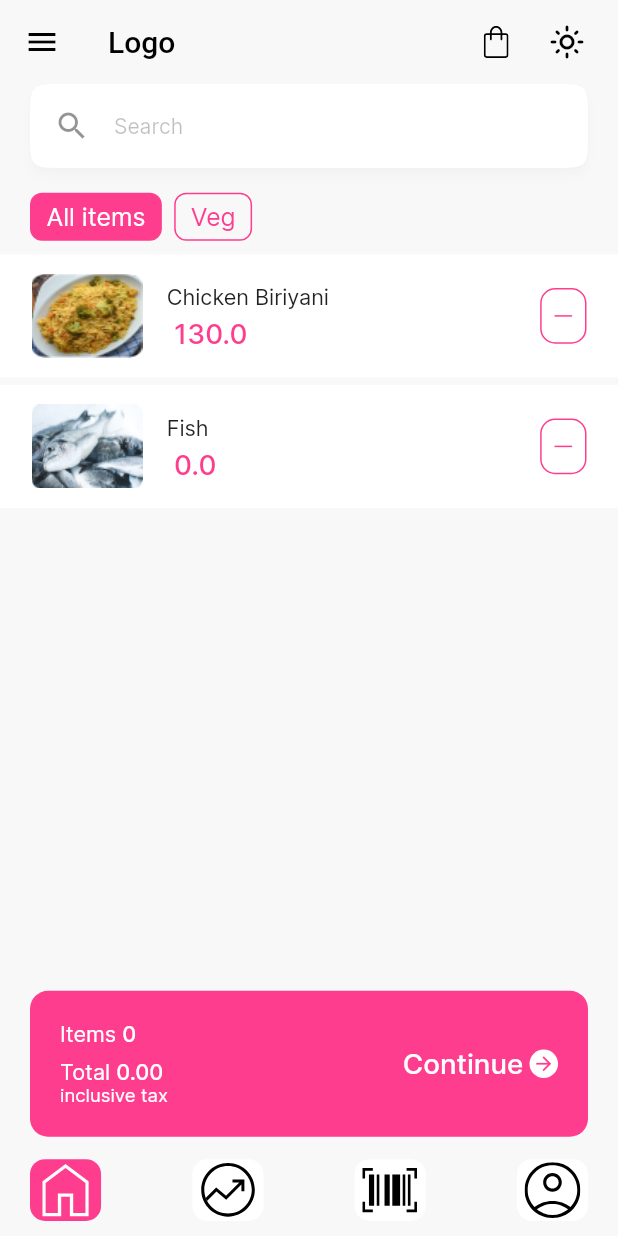
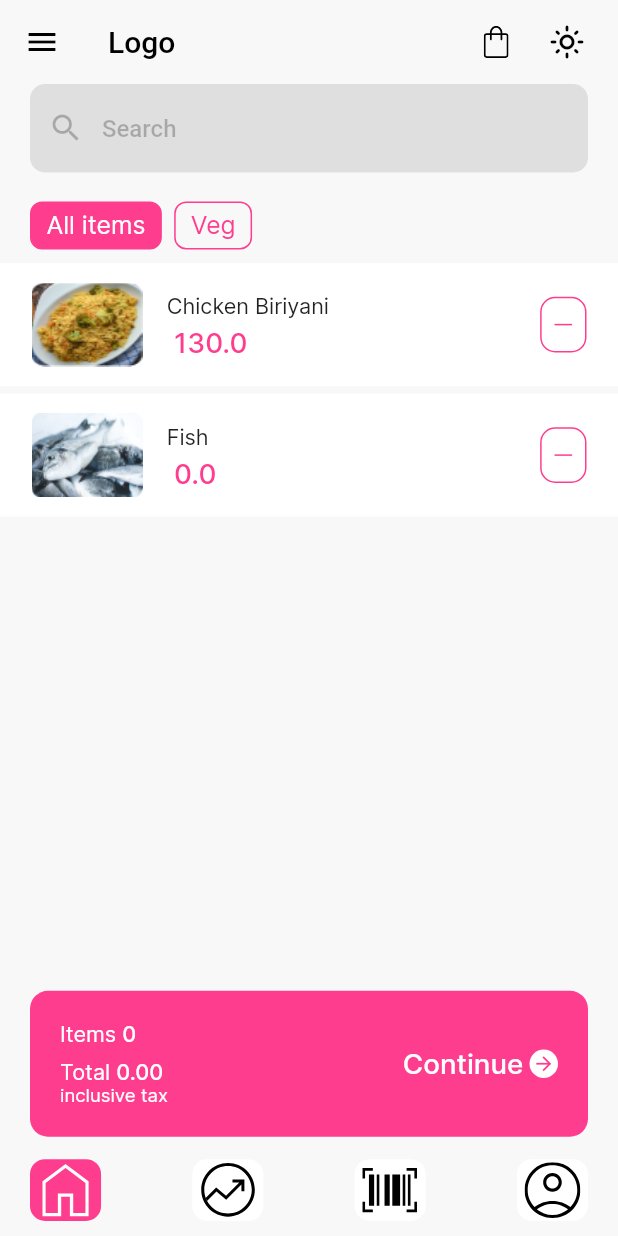
Before and after one commit to PranavScanntek/pocket_pos, a Flutter app: the HomeScreen screen opened directly, on a phone screen of 412 x 824 dp. Run offline on Flutter 3.47's test engine with Material 2 defaults, Android fonts, the light colour scheme and no system bars; our stand-ins replace fl_chart, flutter_svg, image_picker, qr_flutter, shared_preferences, syncfusion_flutter_charts; missing offline and left inert: flutter_barcode_scanner; accounts and stored records are empty.

Commit message:
Initial Commit

```diff
--- a/lib/screens/dash/home/home_screen.dart
+++ b/lib/screens/dash/home/home_screen.dart
@@ -1,5 +1,6 @@
 import 'package:flutter/material.dart';
 import 'package:flutter_svg/svg.dart';
+import 'package:pocket_pos/model/product_model.dart';
 import 'package:pocket_pos/screens/dash/home/order_details_screen.dart';
 import 'package:pocket_pos/screens/dash/home/available_bags.dart';
 import 'package:pocket_pos/utils/images.dart';
@@ -29,10 +30,9 @@ class _HomeScreenState extends State<HomeScreen> {
   bool _hasfocus=true;
   bool _hasfocus2=false;
   List<String> name =[''];
+  List<String> products=[''];
+  TextEditingController amountController = TextEditingController();
 
-  List<String> products=[''];
-
-  TextEditingController amountController = TextEditingController();
 
   @override
   Widget build(BuildContext context) {
@@ -41,6 +41,7 @@ class _HomeScreenState extends State<HomeScreen> {
     var currencyNotifier = Provider.of<CountryNotifier>(context);
     final productProvider = Provider.of<ProductProvider>(context);
     final product = productProvider.products;
+    List<Product> productList=List.from(product);
     int totalProductCount = product.fold(
         0, (previousValue, product) => previousValue + product.count);
     return Scaffold(
@@ -88,43 +89,23 @@ class _HomeScreenState extends State<HomeScreen> {
             child: Column(
               children: [
                 Container(
-                  child:SearchAnchor(
-                      builder: (BuildContext context, SearchController controller) {
-                        return SearchBar(
-                          elevation: MaterialStateProperty.all(3),
-                          shadowColor: MaterialStateProperty.all(theme.shadowColor),
-                          hintText: 'Search',
-                          overlayColor: MaterialStateProperty.all(Colors.white),
-                          hintStyle: MaterialStateProperty.all(TextStyle(fontFamily: 'Inter',fontWeight: FontWeight.w400)),
-                          shape: MaterialStateProperty.all(const ContinuousRectangleBorder(
-                            borderRadius: BorderRadius.all(Radius.circular(24)),
-                          )),
-                          controller: controller,
-                          padding: const MaterialStatePropertyAll<EdgeInsets>(
-                              EdgeInsets.symmetric(horizontal: 16.0)),
-                          onTap: () {
-                            controller.openView();
-                          },
-                          onChanged: (_) {
-                            controller.openView();
-                          },
-                          leading: const Icon(Icons.search,color: Color.fromRGBO(41, 41, 41, 0.5),),
-                        );
-                      }, suggestionsBuilder:
-                      (BuildContext context, SearchController controller) {
-                    return List<ListTile>.generate(products.length, (int index) {
-                      final String item =  products[index];
-                      return ListTile(
-                        tileColor: theme.focusColor,
-                        title: Text(item),
-                        onTap: () {
-                          setState(() {
-                            controller.closeView(item);
-                          });
-                        },
-                      );
-                    });
-                  }
+                  height: size?.hp(7.5),
+                  child: TextField(
+                    decoration: InputDecoration(
+                      filled: true,
+                      fillColor: theme.shadowColor,
+                      border: OutlineInputBorder(
+                        borderRadius: BorderRadius.circular(10),
+                        borderSide: BorderSide.none
+                      ),
+                      hintText: 'Search',
+                      prefixIcon: Icon(Icons.search,color: theme.hintColor,)
+                    ),
+                    onChanged: (value){
+                      setState(() {
+                        productList=product.where((element) => element.name.toLowerCase().contains(value.toLowerCase())).toList();
+                      });
+                    },
                   ),
                 ),
                 SizedBox(height: size?.hp(2),),
@@ -171,9 +152,9 @@ class _HomeScreenState extends State<HomeScreen> {
             height: size?.hp(60),
             color: theme.scaffoldBackgroundColor,
             child: ListView.builder(
-              itemCount: product.length,
+              itemCount: productList.length,
                 itemBuilder: (BuildContext context,int index){
-                  final prdts = product[index];
+                  final prdts = productList[index];
                   return Padding(
                     padding: const EdgeInsets.only(top:5),
                     child: Container(
```
